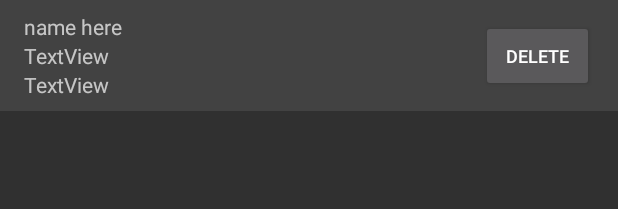
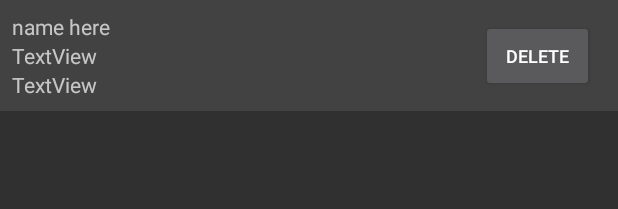
Before and after one commit to Bmaxfi1/TermTracker, an Android app: the layout instructors_recyclerview_item.xml on its own in the app's theme, with its tools: preview values and no code run, on a phone screen of 412 x 824 dp. Shown: the top 209 px of the screen. Run offline under Robolectric (Android 15) with nearby library versions, the phone set to English and light mode, and no system bars.

```diff
--- a/app/src/main/java/com/example/termtracker/AddActivity.java
+++ b/app/src/main/java/com/example/termtracker/AddActivity.java
@@ -66,18 +66,22 @@ public class AddActivity extends AppCompatActivity {
             Intent intent = new Intent(this, AddDetailsActivity.class);
             intent.putExtra("type", "note");
             startActivity(intent);
+            finish();
         } else if (view == findViewById(R.id.add_assessment_button) && !noCoursesYet) {
             Intent intent = new Intent(this, AddDetailsActivity.class);
             intent.putExtra("type", "assessment");
             startActivity(intent);
+            finish();
         } else if (view == findViewById(R.id.add_course_button) && !noTermsYet) {
             Intent intent = new Intent(this, AddDetailsActivity.class);
             intent.putExtra("type", "course");
             startActivity(intent);
+            finish();
         } else if (view == findViewById(R.id.add_term_button)) {
             Intent intent = new Intent(this, AddDetailsActivity.class);
             intent.putExtra("type", "term");
             startActivity(intent);
+            finish();
         } else if (noCoursesYet && noTermsYet) {
             Toast.makeText(this, "You'll need to add a term first!", Toast.LENGTH_SHORT).show();
         } else if (noCoursesYet) {
--- a/app/src/main/java/com/example/termtracker/AddDetailsActivity.java
+++ b/app/src/main/java/com/example/termtracker/AddDetailsActivity.java
@@ -6,6 +6,7 @@ import androidx.appcompat.widget.Toolbar;
 import androidx.fragment.app.Fragment;
 import androidx.fragment.app.FragmentTransaction;
 
+import android.content.Intent;
 import android.os.Bundle;
 import android.view.Menu;
 import android.view.MenuItem;
@@ -80,7 +81,9 @@ public class AddDetailsActivity extends AppCompatActivity{
             assert currentFragment != null;
             currentFragment.addNewItem();
         } else if (id == R.id.cancel_button) {
-            Toast.makeText(getApplicationContext(), "Cancel", Toast.LENGTH_SHORT).show();
+            Intent intent = new Intent(getApplicationContext(), MainActivity.class);
+            startActivity(intent);
+            finish();
             return true;
         }
         return super.onOptionsItemSelected(item);
--- a/app/src/main/java/com/example/termtracker/Dialogs/EditAssessmentDialogFragment.java
+++ b/app/src/main/java/com/example/termtracker/Dialogs/EditAssessmentDialogFragment.java
@@ -70,6 +70,8 @@ public class EditAssessmentDialogFragment extends DialogFragment implements View
             dismiss();
             Intent intent = new Intent(v.getContext(), MainActivity.class);
             startActivity(intent);
+            getActivity().finish();
+
 
         }
         if (v.getId() == R.id.assessment_cancel_button) {
--- a/app/src/main/java/com/example/termtracker/Dialogs/EditTermDialogFragment.java
+++ b/app/src/main/java/com/example/termtracker/Dialogs/EditTermDialogFragment.java
@@ -43,6 +43,8 @@ public class EditTermDialogFragment extends DialogFragment implements View.OnCli
             dismiss();
             Intent intent = new Intent(v.getContext(), MainActivity.class);
             startActivity(intent);
+            getActivity().finish();
+
         }
         if (v.getId() == R.id.edit_term_cancel) {
             dismiss();
--- a/app/src/main/java/com/example/termtracker/Fragments/AddAssessmentFragment.java
+++ b/app/src/main/java/com/example/termtracker/Fragments/AddAssessmentFragment.java
@@ -113,6 +113,8 @@ public class AddAssessmentFragment extends Fragment implements CanBeAddedToDatab
                 Toast.makeText(view.getContext(), "Assessment added.  Title: " + assessmentToAdd.getTitle(), Toast.LENGTH_SHORT).show();
                 Intent intent = new Intent(view.getContext(), MainActivity.class);
                 startActivity(intent);
+                getActivity().finish();
+
             }
         }
     }
--- a/app/src/main/java/com/example/termtracker/Fragments/AddCourseFragment.java
+++ b/app/src/main/java/com/example/termtracker/Fragments/AddCourseFragment.java
@@ -174,6 +174,8 @@ public class AddCourseFragment extends Fragment implements CanBeAddedToDatabase,
 
                 Intent intent = new Intent(view.getContext(), MainActivity.class);
                 startActivity(intent);
+                getActivity().finish();
+
             }
         }
     }
--- a/app/src/main/java/com/example/termtracker/Fragments/AddNoteFragment.java
+++ b/app/src/main/java/com/example/termtracker/Fragments/AddNoteFragment.java
@@ -83,6 +83,8 @@ public class AddNoteFragment extends Fragment implements CanBeAddedToDatabase {
                 Toast.makeText(view.getContext(), "Note Added.  Title: " + noteToAdd.getTitle(), Toast.LENGTH_SHORT).show();
                 Intent intent = new Intent(view.getContext(), MainActivity.class);
                 startActivity(intent);
+                getActivity().finish();
+
             }
         }
     }
--- a/app/src/main/java/com/example/termtracker/Fragments/AddTermFragment.java
+++ b/app/src/main/java/com/example/termtracker/Fragments/AddTermFragment.java
@@ -69,6 +69,8 @@ public class AddTermFragment extends Fragment implements CanBeAddedToDatabase {
                 Toast.makeText(view.getContext(), "Term Added.  Title: " + termToAdd.getTitle(), Toast.LENGTH_SHORT).show();
                 Intent intent = new Intent(view.getContext(), MainActivity.class);
                 startActivity(intent);
+                getActivity().finish();
+
             }
         }
 
--- a/app/src/main/java/com/example/termtracker/NoteDetailsActivity.java
+++ b/app/src/main/java/com/example/termtracker/NoteDetailsActivity.java
@@ -128,7 +128,7 @@ public class NoteDetailsActivity extends AppCompatActivity implements Confirmati
 
     public void showNewConfirmationDialog() {
         FragmentManager fm = this.getSupportFragmentManager();
-        ConfirmationDialogFragment confirmationDialogFragment = ConfirmationDialogFragment.newInstance("Are you sure you want to delete this term?", "Confirm", "Cancel");
+        ConfirmationDialogFragment confirmationDialogFragment = ConfirmationDialogFragment.newInstance("Are you sure you want to delete this note?", "Confirm", "Cancel");
         confirmationDialogFragment.show(fm, "note_delete_dialog");  //todo is this right?  not sure why I need this tag.
     }
     @Override
--- a/app/src/main/res/layout/activity_course_details.xml
+++ b/app/src/main/res/layout/activity_course_details.xml
@@ -24,7 +24,7 @@
         <TextView
             android:id="@+id/course_details_assessments_left_label"
             android:layout_width="95dp"
-            android:layout_height="41dp"
+            android:layout_height="wrap_content"
             android:layout_marginTop="8dp"
             android:text="Assessments Left:"
             android:textAlignment="center"
--- a/app/src/main/res/layout/dialog_fragment_share_notes.xml
+++ b/app/src/main/res/layout/dialog_fragment_share_notes.xml
@@ -47,7 +47,9 @@
         android:layout_height="wrap_content"
         android:layout_marginStart="24dp"
         android:layout_marginTop="24dp"
+        android:layout_marginBottom="24dp"
         android:text="Send"
+        app:layout_constraintBottom_toBottomOf="parent"
         app:layout_constraintStart_toStartOf="parent"
         app:layout_constraintTop_toBottomOf="@+id/share_dialog_recipient_email" />
 
--- a/app/src/main/res/layout/instructors_recyclerview_item.xml
+++ b/app/src/main/res/layout/instructors_recyclerview_item.xml
@@ -12,7 +12,7 @@
         android:id="@+id/instructor_name"
         android:layout_width="wrap_content"
         android:layout_height="wrap_content"
-        android:layout_marginStart="16dp"
+        android:layout_marginStart="8dp"
         android:layout_marginTop="8dp"
         android:text="name here"
         app:layout_constraintStart_toStartOf="parent"
@@ -22,7 +22,7 @@
         android:id="@+id/instructor_phone"
         android:layout_width="wrap_content"
         android:layout_height="wrap_content"
-        android:layout_marginStart="16dp"
+        android:layout_marginStart="8dp"
         android:text="TextView"
         app:layout_constraintStart_toStartOf="parent"
         app:layout_constraintTop_toBottomOf="@+id/instructor_name" />
@@ -31,7 +31,7 @@
         android:id="@+id/instructor_email"
         android:layout_width="wrap_content"
         android:layout_height="wrap_content"
-        android:layout_marginStart="16dp"
+        android:layout_marginStart="8dp"
         android:layout_marginBottom="8dp"
         android:text="TextView"
         app:layout_constraintBottom_toBottomOf="parent"
--- a/app/src/main/res/layout/note_recyclerview_item.xml
+++ b/app/src/main/res/layout/note_recyclerview_item.xml
@@ -11,7 +11,9 @@
         android:id="@+id/note_recyclerview_item_title"
         android:layout_width="0dp"
         android:layout_height="wrap_content"
+        android:layout_marginStart="8dp"
         android:layout_marginTop="8dp"
+        android:layout_marginEnd="16dp"
         android:text="TextView"
         app:layout_constraintEnd_toEndOf="parent"
         app:layout_constraintStart_toStartOf="parent"
@@ -21,7 +23,9 @@
         android:id="@+id/note_recyclerview_item_content"
         android:layout_width="0dp"
         android:layout_height="wrap_content"
+        android:layout_marginStart="8dp"
         android:layout_marginTop="24dp"
+        android:layout_marginEnd="16dp"
         android:layout_marginBottom="10dp"
         android:text="TextView"
         app:layout_constraintBottom_toBottomOf="parent"
```
Also changed, not shown: app/src/main/java/com/example/termtracker/Dialogs/EditCourseDialogFragment.java (+3 -7 lines).
